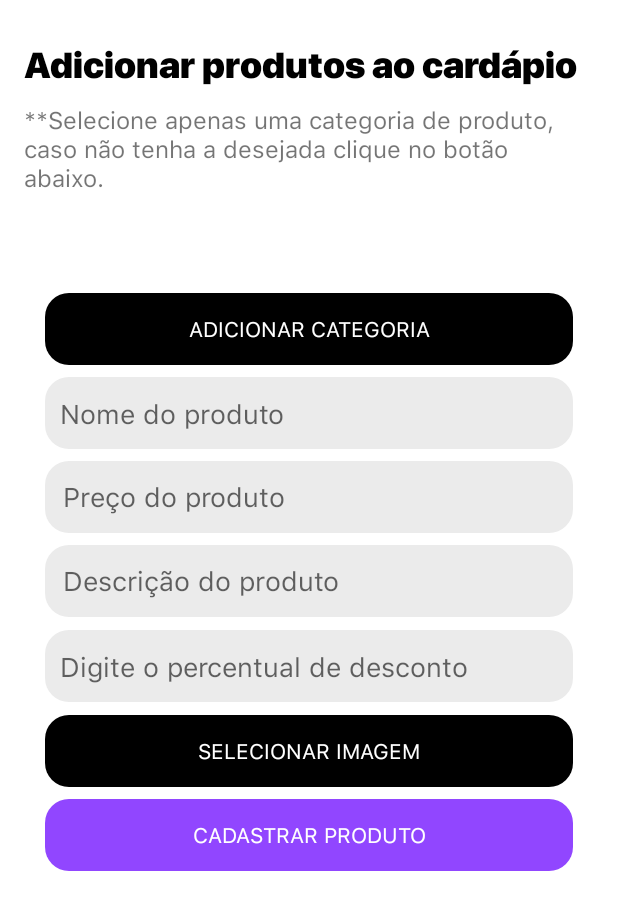
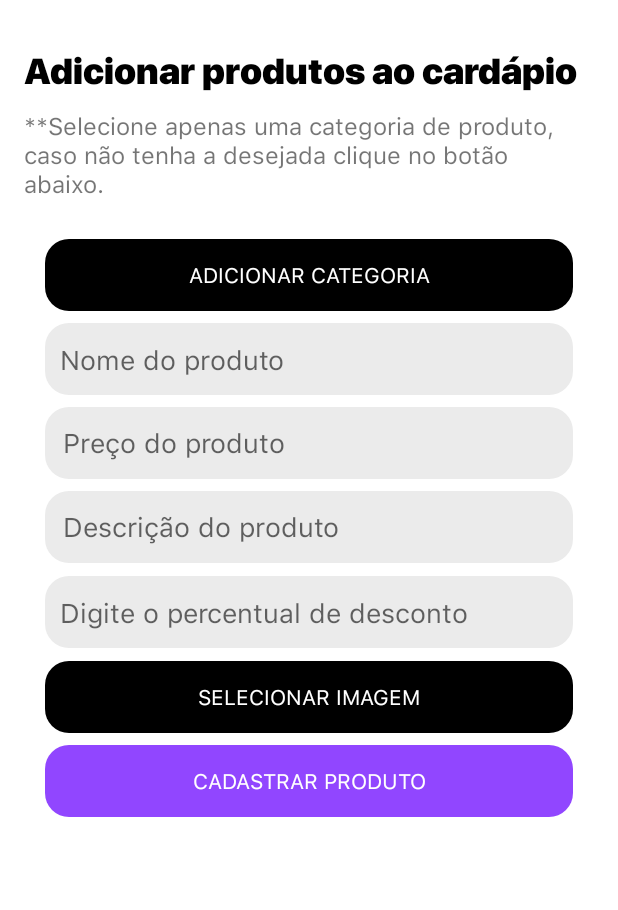
Before and after one commit to gleysonabreu/CardapiosEmpresa, an Android app: the layout fragment_add_cardapio.xml on its own in the app's theme, with its tools: preview values and no code run, on a phone screen of 412 x 824 dp. Shown: the top 910 px of the screen. Run offline under Robolectric (Android 15) with nearby library versions, the phone set to English and light mode, and no system bars.

Commit message:
Ajustes no design da add cardapio, e também mostrar e adicionar em tempo real as categorias adicionadas.

```diff
--- a/app/src/main/res/layout/fragment_add_cardapio.xml
+++ b/app/src/main/res/layout/fragment_add_cardapio.xml
@@ -16,7 +16,7 @@
         <HorizontalScrollView
             android:id="@+id/horizontalScrollView"
             android:layout_width="0dp"
-            android:layout_height="40dp"
+            android:layout_height="wrap_content"
             android:layout_marginStart="16dp"
             android:layout_marginEnd="16dp"
             android:layout_marginBottom="16dp"
@@ -190,7 +190,7 @@
             android:background="@drawable/shape_arrounded"
             android:ems="10"
             android:hint="@string/disccount"
-            android:inputType="textPersonName"
+            android:inputType="number|numberDecimal"
             android:padding="10dp"
             app:layout_constraintBottom_toTopOf="@+id/buttonSelectImage"
             app:layout_constraintEnd_toEndOf="parent"
```
Also changed, not shown: app/src/main/java/com/gleysonabreu/cardatronicoempresa/fragment/AddCardapioFragment.kt (+42 -20 lines).
